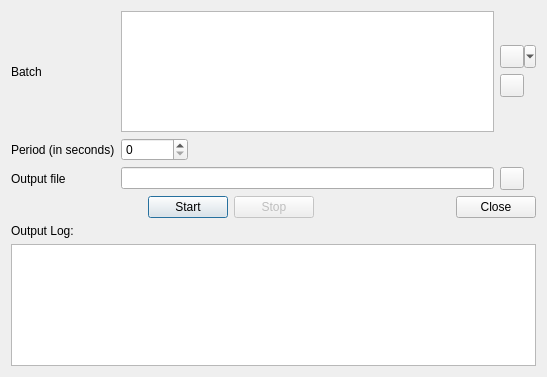
The window that forms/BatchProcessor.ui (elnicoCZ/qmodbus) describes before a commit, drawn with Qt 5.
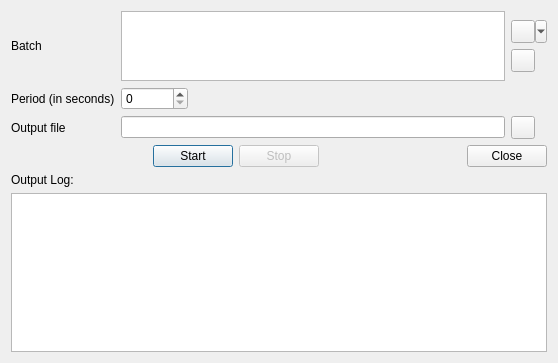
The same window after the commit. Icons and pictures are not drawn.

Diff of the .ui file:
```diff
--- a/forms/BatchProcessor.ui
+++ b/forms/BatchProcessor.ui
@@ -6,14 +6,14 @@
    <rect>
     <x>0</x>
     <y>0</y>
-    <width>547</width>
-    <height>377</height>
+    <width>558</width>
+    <height>363</height>
    </rect>
   </property>
   <property name="windowTitle">
    <string>QModBus Batch Processor</string>
   </property>
-  <layout class="QVBoxLayout" name="verticalLayout">
+  <layout class="QVBoxLayout" name="verticalLayout" stretch="1,0,0,2">
    <item>
     <layout class="QGridLayout" name="gridLayout" columnstretch="0,1,10,0,0">
      <item row="1" column="0">
```
